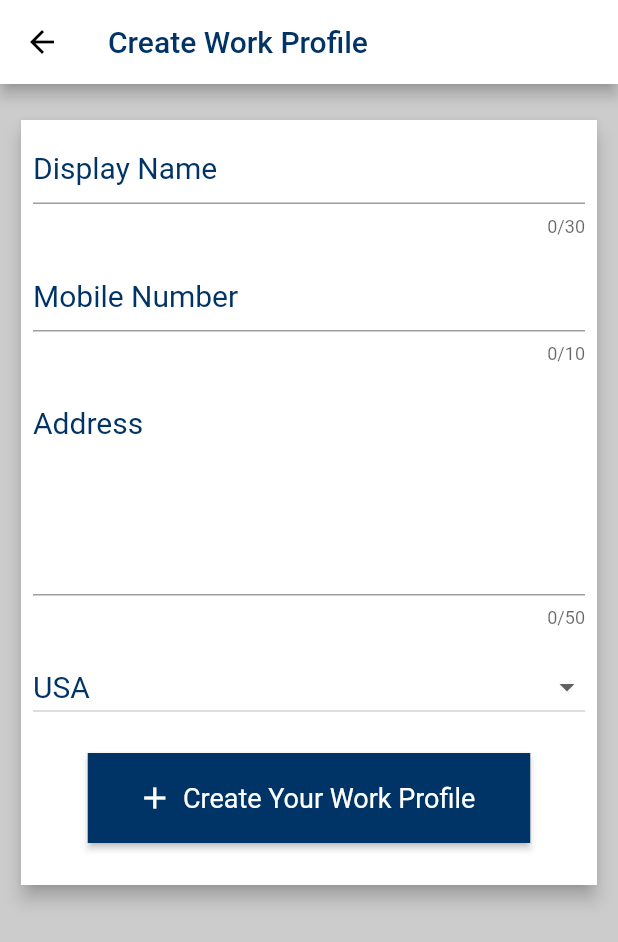
After one commit to PrabodaSankalpa/shramikaya, a Flutter app: the WorkProfileForm screen opened directly, on a phone screen of 412 x 824 dp. The commit adds this screen. Shown: the top 942 px of the screen. Run offline on Flutter 3.47's test engine with Material 2 defaults, Android fonts, the phone set to English and light mode, and no system bars; our stand-ins replace animated_text_kit, carousel_slider, firebase_auth, firebase_core, google_sign_in; accounts and stored records are empty.

Commit message:
Create Work Profile page is done

```diff
--- a/lib/main.dart
+++ b/lib/main.dart
@@ -5,6 +5,7 @@ import 'package:firebase_core/firebase_core.dart';
 import 'package:shramikaya/screens/authentication/login_screen.dart';
 import 'package:shramikaya/screens/home_page.dart';
 import 'package:shramikaya/utils/colors.dart';
+
 
 Future<void> main() async {
   WidgetsFlutterBinding.ensureInitialized();
--- a/lib/screens/home_page.dart
+++ b/lib/screens/home_page.dart
@@ -21,6 +21,7 @@ class _HomePageState extends State<HomePage> {
     NotificationsPage(),
     ProfilePage(),
   ];
+
   @override
   Widget build(BuildContext context) {
     return Scaffold(
--- a/lib/screens/profile_page.dart
+++ b/lib/screens/profile_page.dart
@@ -1,6 +1,7 @@
 import 'package:firebase_auth/firebase_auth.dart';
 import 'package:flutter/material.dart';
 import 'package:google_sign_in/google_sign_in.dart';
+import 'package:shramikaya/screens/work_profile_form.dart';
 import 'package:shramikaya/utils/colors.dart';
 
 class ProfilePage extends StatefulWidget {
@@ -17,9 +18,14 @@ class _ProfilePageState extends State<ProfilePage> {
     final photoUrl = FirebaseAuth.instance.currentUser!.photoURL!;
     final userEmail = FirebaseAuth.instance.currentUser!.email!;
 
-    return MaterialApp(
-      debugShowCheckedModeBanner: false,
-      home: Scaffold(
+    // final isLongName;
+    // if (displayName.length < 10) {
+    //   isLongName = false;
+    // } else {
+    //   isLongName = true;
+    // }
+
+    return Scaffold(
       appBar: AppBar(
         title: const Text(
           "Profile",
@@ -40,14 +46,14 @@ class _ProfilePageState extends State<ProfilePage> {
                 child: Container(
                   alignment: Alignment.center,
                   width: MediaQuery.of(context).size.width,
-                    height: (MediaQuery.of(context).size.height / 100) * 15,
+                  height: (MediaQuery.of(context).size.height / 100) * 20,
                   padding: const EdgeInsets.all(16),
                   decoration: const BoxDecoration(
                     //borderRadius: BorderRadius.all(Radius.circular(10)),
                     color: Colors.white,
                   ),
                   child: Row(
-                      mainAxisAlignment: MainAxisAlignment.spaceBetween,
+                    mainAxisAlignment: MainAxisAlignment.spaceAround,
                     children: [
                       CircleAvatar(
                         backgroundImage: NetworkImage(photoUrl),
@@ -61,17 +67,15 @@ class _ProfilePageState extends State<ProfilePage> {
                           Text(
                             displayName,
                             style: const TextStyle(
-                                fontSize: 25,
+                              fontSize: 16,
                               fontWeight: FontWeight.bold,
                             ),
                           ),
                           Text(
                             userEmail,
                             style: const TextStyle(
-                                fontSize: 12,
+                              fontSize: 10,
                             ),
-                            ),
-                          ],
                           ),
                           ElevatedButton.icon(
                             onPressed: () async {
@@ -86,6 +90,8 @@ class _ProfilePageState extends State<ProfilePage> {
                             style: ElevatedButton.styleFrom(
                               backgroundColor: Colors.white,
                             ),
+                          ),
+                        ],
                       ),
                     ],
                   ),
@@ -156,7 +162,12 @@ class _ProfilePageState extends State<ProfilePage> {
                         alignment: Alignment.center,
                         child: ElevatedButton(
                           onPressed: () {
-                              // Implement the image upload functionality here
+                            Navigator.push(
+                              context,
+                              MaterialPageRoute(
+                                  builder: (context) =>
+                                      const WorkProfileForm()),
+                            );
                           },
                           style: ElevatedButton.styleFrom(
                             minimumSize: const Size(295, 60),
@@ -184,7 +195,6 @@ class _ProfilePageState extends State<ProfilePage> {
           ],
         ),
       ),
-      ),
     );
   }
 }
--- /dev/null
+++ b/lib/screens/work_profile_form.dart
@@ -0,0 +1,129 @@
+import 'package:flutter/material.dart';
+import 'package:shramikaya/utils/colors.dart';
+
+class WorkProfileForm extends StatefulWidget {
+  const WorkProfileForm({super.key});
+
+  @override
+  State<WorkProfileForm> createState() => _WorkProfileFormState();
+}
+
+class _WorkProfileFormState extends State<WorkProfileForm> {
+  List<DropdownMenuItem<String>> menuItems = [
+    DropdownMenuItem(child: Text("USA"), value: "USA"),
+    DropdownMenuItem(child: Text("Canada"), value: "Canada"),
+    DropdownMenuItem(child: Text("Brazil"), value: "Brazil"),
+    DropdownMenuItem(child: Text("England"), value: "England"),
+  ];
+  String selectedValue = "USA";
+  @override
+  Widget build(BuildContext context) {
+    return Scaffold(
+      appBar: AppBar(
+        title: const Text(
+          "Create Work Profile",
+          style: TextStyle(
+            color: primaryColor,
+          ),
+        ),
+        backgroundColor: Colors.white,
+        iconTheme: const IconThemeData(
+          color: Colors.black,
+        ),
+      ),
+      body: Column(
+        children: [
+          const SizedBox(
+            height: 10,
+          ),
+          Padding(
+            padding: const EdgeInsets.all(10.0),
+            child: Card(
+              elevation: 5,
+              child: Container(
+                width: double.infinity,
+                color: Colors.white,
+                child: Padding(
+                  padding: const EdgeInsets.all(8.0),
+                  child: Column(
+                    //crossAxisAlignment: CrossAxisAlignment.start,
+                    children: [
+                      const TextField(
+                        maxLength: 30,
+                        decoration: InputDecoration(
+                            hintStyle: TextStyle(color: primaryColor),
+                            hintText: "Display Name"),
+                        style: TextStyle(fontSize: 20),
+                      ),
+                      const SizedBox(
+                        height: 15,
+                      ),
+                      const TextField(
+                        keyboardType: TextInputType.number,
+                        maxLength: 10,
+                        decoration: InputDecoration(
+                            hintStyle: TextStyle(color: primaryColor),
+                            hintText: "Mobile Number"),
+                        style: TextStyle(fontSize: 20),
+                      ),
+                      const SizedBox(
+                        height: 15,
+                      ),
+                      const TextField(
+                        maxLines: 5,
+                        maxLength: 50,
+                        decoration: InputDecoration(
+                            hintStyle: TextStyle(color: primaryColor),
+                            hintText: "Address"),
+                        style: TextStyle(fontSize: 20),
+                      ),
+                      const SizedBox(
+                        height: 15,
+                      ),
+                      DropdownButton(
+                        isExpanded: true,
+                        value: selectedValue,
+                        items: menuItems,
+                        hint: const Text("Choose the work Category"),
+                        onChanged: (String? value) {
+                          setState(() {
+                            selectedValue = value!;
+                          });
+                        },
+                        style:
+                            const TextStyle(fontSize: 20, color: primaryColor),
+                      ),
+                      const SizedBox(
+                        height: 20,
+                      ),
+                      ElevatedButton.icon(
+                        style: ElevatedButton.styleFrom(
+                          minimumSize: const Size(295, 60),
+                          textStyle: const TextStyle(
+                            fontSize: 18,
+                          ),
+                          //padding: const EdgeInsets.all(16.0),
+                          foregroundColor: Colors.white,
+                          backgroundColor: primaryColor,
+                          shape: RoundedRectangleBorder(
+                            borderRadius: BorderRadius.circular(0.0),
+                          ),
+                        ),
+                        onPressed: () {},
+                        icon: Icon(Icons.add),
+                        label: Text("Create Your Work Profile"),
+                      ),
+                      const SizedBox(
+                        height: 20,
+                      ),
+                    ],
+                  ),
+                ),
+              ),
+            ),
+          ),
+        ],
+      ),
+    );
+  }
+}
```
Also changed, not shown: 2 other files. Lines whose indentation alone changed are shown as unchanged.
